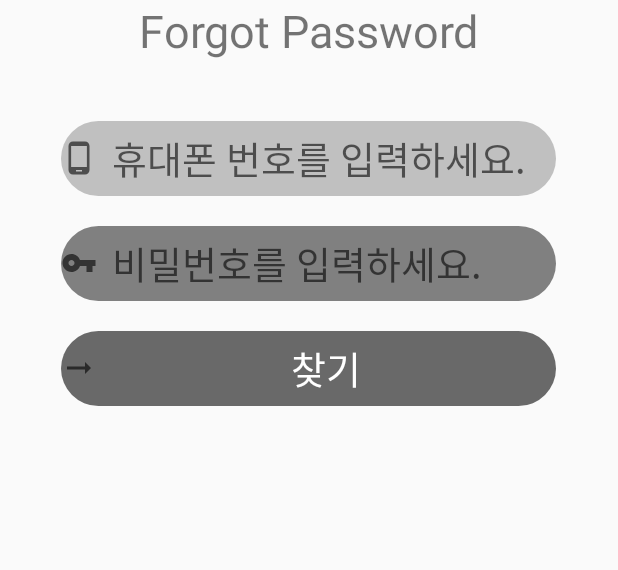
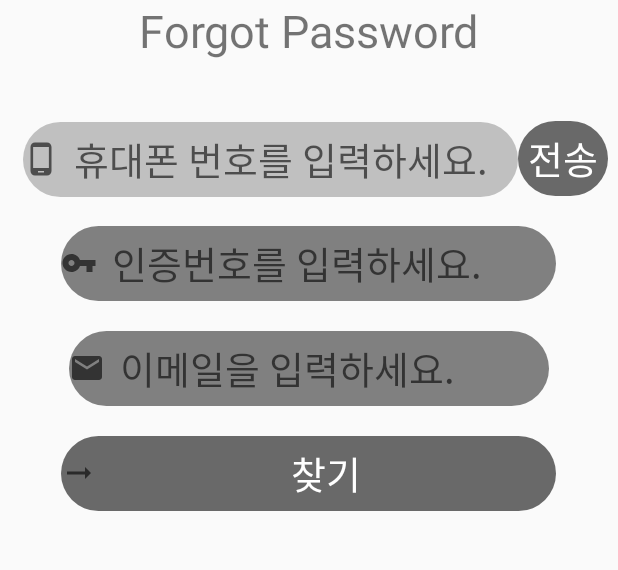
Before and after one commit to SoNgSeUNgMiN96/getThePicture, an Android app: the FindpwActivity screen opened directly, with no data from a screen before it, on a phone screen of 412 x 824 dp, the part 390-960 px from its top. Run offline under Robolectric (Android 15) with nearby library versions, the phone set to English and light mode, and no system bars.

Commit message:
ui ver2.

```diff
--- a/app/src/main/AndroidManifest.xml
+++ b/app/src/main/AndroidManifest.xml
@@ -24,6 +24,7 @@
         <activity android:name="DetectActivity"/>
         <activity android:name=".PopupActivity"/>
         <activity android:name=".PhotoActivity"/>
+        <activity android:name=".FindmailActivity"/>
     </application>
 
 </manifest>
--- a/app/src/main/res/layout/activity_findpw.xml
+++ b/app/src/main/res/layout/activity_findpw.xml
@@ -22,34 +22,61 @@
         android:layout_width="match_parent"
         android:layout_height="wrap_content"
         android:layout_gravity="center"
-        android:orientation="vertical">
+        android:orientation="horizontal">
 
         <EditText
-            android:id="@+id/find_phone"
+            android:id="@+id/pw_findphone"
             android:layout_width="330dp"
             android:layout_height="50dp"
             android:hint="휴대폰 번호를 입력하세요."
-            android:layout_gravity="center"
             android:background="@drawable/radius"
             android:backgroundTint="#c0c0c0"
             android:textSize="25dp"
+            android:layout_marginLeft="15dp"
             android:layout_marginBottom="20dp"
             android:drawablePadding="10dp"
             android:drawableLeft="@drawable/ic_baseline_phone_android_24"
             android:drawableStart="@drawable/ic_baseline_phone_android_24"/>
+        <Button
+            android:id="@+id/pw_get_key"
+            android:layout_width="60dp"
+            android:layout_height="50dp"
+            android:text="전송"
+            android:background="@drawable/radius"
+            android:backgroundTint="#696969"
+            android:textColor="@color/white"
+            android:textSize="25dp"
+            />
+
+    </LinearLayout>
+    <EditText
+        android:id="@+id/pw_find_pw"
+        android:layout_width="330dp"
+        android:layout_height="50dp"
+        android:hint="인증번호를 입력하세요."
+        android:layout_gravity="center"
+        android:background="@drawable/radius"
+        android:backgroundTint="#808080"
+        android:textSize="25dp"
+        android:layout_marginBottom="20dp"
+        android:drawablePadding="10dp"
+        android:drawableLeft="@drawable/ic_baseline_vpn_key_24"
+        android:drawableStart="@drawable/ic_baseline_vpn_key_24"/>
+
         <EditText
-            android:id="@+id/find_pw"
-            android:layout_width="330dp"
+            android:id="@+id/pw_findmail"
+            android:layout_width="320dp"
             android:layout_height="50dp"
-            android:hint="비밀번호를 입력하세요."
+            android:hint="이메일을 입력하세요."
             android:layout_gravity="center"
             android:background="@drawable/radius"
             android:backgroundTint="#808080"
             android:textSize="25dp"
             android:layout_marginBottom="20dp"
             android:drawablePadding="10dp"
-            android:drawableLeft="@drawable/ic_baseline_vpn_key_24"
-            android:drawableStart="@drawable/ic_baseline_vpn_key_24"/>
+            android:drawableLeft="@drawable/ic_baseline_email_24"
+            android:drawableStart="@drawable/ic_baseline_email_24"/>
+
 
         <Button
             android:id="@+id/find_sub"
@@ -63,5 +90,5 @@
             android:textSize="25dp"
             android:drawableLeft="@drawable/ic_baseline_arrow_right_alt_24"
             android:drawableStart="@drawable/ic_baseline_arrow_right_alt_24"/>
-    </LinearLayout>
+
 </LinearLayout>
--- a/app/src/main/res/layout/activity_popup.xml
+++ b/app/src/main/res/layout/activity_popup.xml
@@ -26,7 +26,7 @@
             android:layout_marginBottom="40dp"
             android:drawablePadding="10dp"/>
 
-        <Button
+        <ImageView
             android:id="@+id/btn_image"
             android:layout_width="330dp"
             android:layout_height="400dp"
```
Also changed, not shown: app/src/main/java/com/example/getthepicture_2/FindmailActivity.java (added, +13 -0 lines), app/src/main/java/com/example/getthepicture_2/LoginActivity.java (+10 -2 lines), app/src/main/res/layout/activity_findmail.xml (added, +79 -0 lines), app/src/main/res/layout/activity_login.xml (+14 -5 lines).
